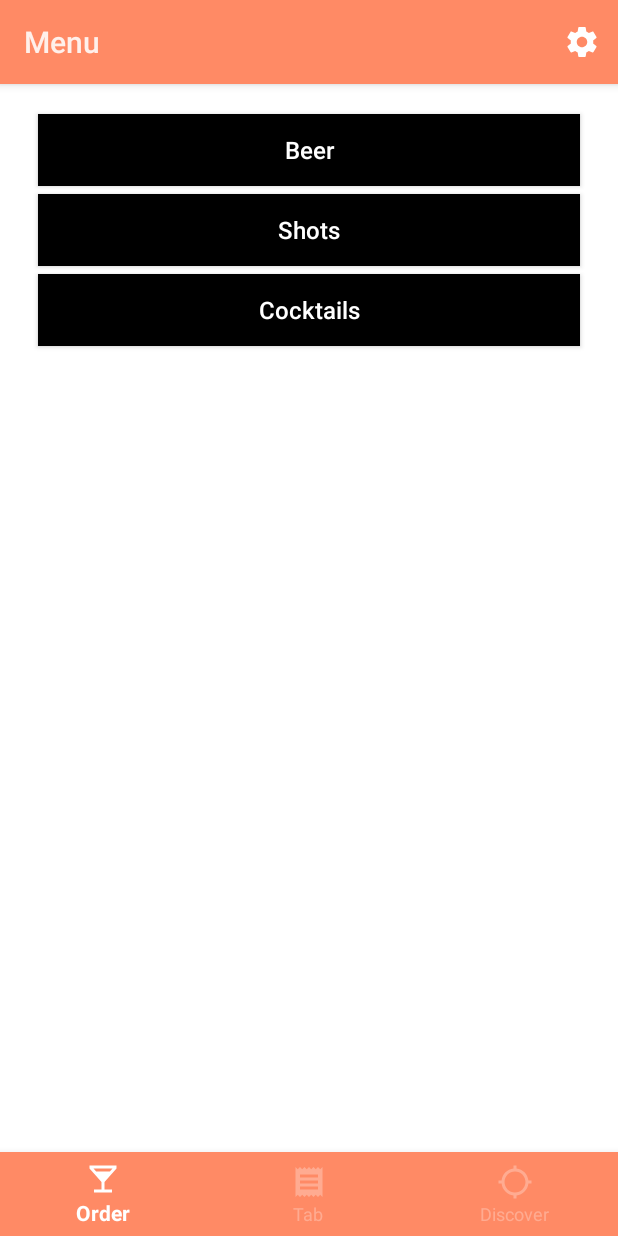
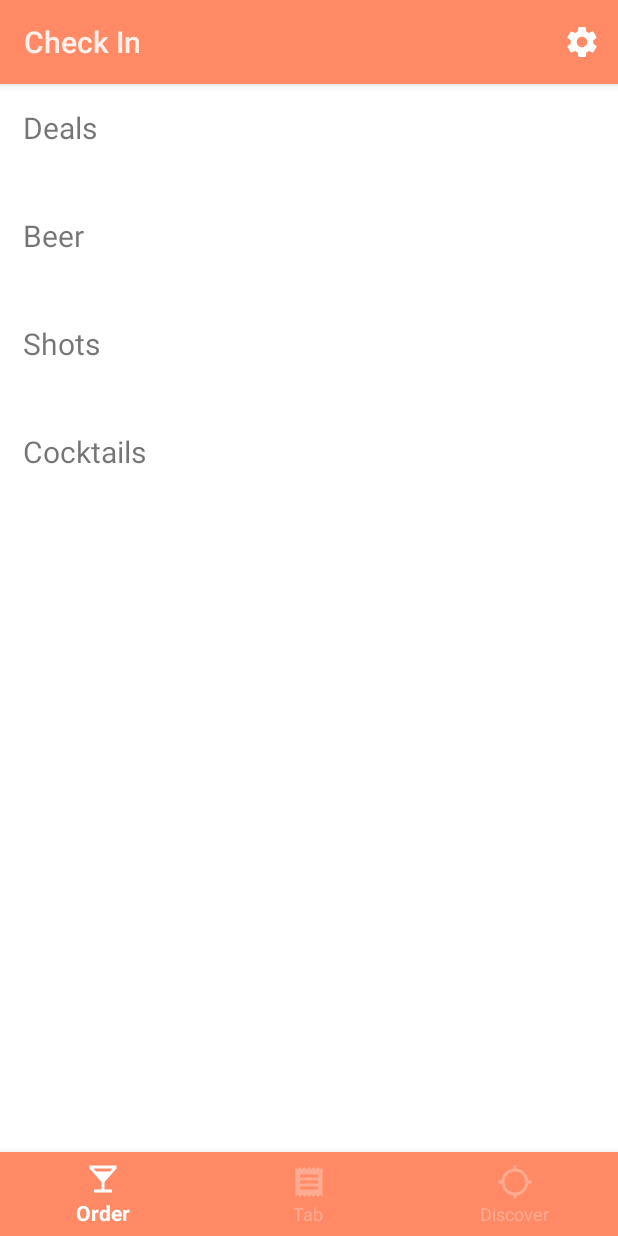
Before and after one commit to krystal00w/CS465, an Android app: the screen it shows after launch (MainActivity), after a tap on "Next", on a phone screen of 412 x 824 dp. Run offline under Robolectric (Android 15) with nearby library versions, the phone set to English and light mode, and no system bars.

Commit message:
Top level menu switched to RecyclerView, some styling updates

```diff
--- a/TBBT/app/build.gradle
+++ b/TBBT/app/build.gradle
@@ -24,6 +24,7 @@ dependencies {
     implementation 'com.android.support:design:28.0.0'
     implementation 'com.android.support.constraint:constraint-layout:1.1.3'
     implementation 'com.android.support:support-v4:28.0.0'
+    implementation 'com.android.support:recyclerview-v7:28.0.0'
     testImplementation 'junit:junit:4.12'
     androidTestImplementation 'com.android.support.test:runner:1.0.2'
     androidTestImplementation 'com.android.support.test.espresso:espresso-core:3.0.2'
--- a/TBBT/app/src/main/java/edu/illinois/cs465/tbbt/CheckInFragment.java
+++ b/TBBT/app/src/main/java/edu/illinois/cs465/tbbt/CheckInFragment.java
@@ -35,7 +35,7 @@ public class CheckInFragment extends Fragment {
                 FragmentManager fragmentManager = getFragmentManager();
                 FragmentTransaction fragmentTransaction = fragmentManager.beginTransaction();
 
-                menuFragment menuFrag = new menuFragment();
+                listMenuFragment menuFrag = new listMenuFragment();
                 fragmentTransaction.replace(R.id.main_container, menuFrag);
 
                 fragmentTransaction.addToBackStack(null);
--- a/TBBT/app/src/main/java/edu/illinois/cs465/tbbt/MainActivity.java
+++ b/TBBT/app/src/main/java/edu/illinois/cs465/tbbt/MainActivity.java
@@ -10,6 +10,9 @@ import android.view.Menu;
 import android.view.MenuInflater;
 import android.view.MenuItem;
 import android.support.v7.widget.Toolbar;
+
+import java.util.ArrayList;
+import java.util.List;
 
 import edu.illinois.cs465.tbbt.Discover.DiscoverFragment;
 
@@ -29,6 +32,7 @@ public class MainActivity extends AppCompatActivity {
     public boolean getCheckedIn() {
         return checkedIn;
     }
+
 
     public void setCheckedIn(boolean status) {
         checkedIn = status;
@@ -124,7 +128,7 @@ public class MainActivity extends AppCompatActivity {
                     if (!checkedIn)
                         fm.beginTransaction().replace(R.id.main_container, fragment_check_in).commit();
                     else
-                        fm.beginTransaction().replace(R.id.main_container, new menuFragment()).commit();
+                        fm.beginTransaction().replace(R.id.main_container, new listMenuFragment()).commit();
                     return true;
 
                 case R.id.navigation_tab:
--- /dev/null
+++ b/TBBT/app/src/main/java/edu/illinois/cs465/tbbt/listMenuFragment.java
@@ -0,0 +1,82 @@
+package edu.illinois.cs465.tbbt;
+/*
+ * Copyright (C) 2014 The Android Open Source Project
+ *
+ * Licensed under the Apache License, Version 2.0 (the "License");
+ * you may not use this file except in compliance with the License.
+ * You may obtain a copy of the License at
+ *
+ *      http://www.apache.org/licenses/LICENSE-2.0
+ *
+ * Unless required by applicable law or agreed to in writing, software
+ * distributed under the License is distributed on an "AS IS" BASIS,
+ * WITHOUT WARRANTIES OR CONDITIONS OF ANY KIND, either express or implied.
+ * See the License for the specific language governing permissions and
+ * limitations under the License.
+ */
+
+import android.os.Bundle;
+import android.support.v4.app.Fragment;
+import android.support.v7.widget.GridLayoutManager;
+import android.support.v7.widget.LinearLayoutManager;
+import android.support.v7.widget.RecyclerView;
+import android.view.LayoutInflater;
+import android.view.View;
+import android.view.ViewGroup;
+
+/**
+ * Demonstrates the use of {@link RecyclerView} with a {@link LinearLayoutManager} and a
+ * {@link GridLayoutManager}.
+ */
+public class listMenuFragment extends Fragment {
+
+    private static final int DATASET_COUNT = 4;
+
+    protected RecyclerView mRecyclerView;
+    protected menuRecyclerViewAdapter mAdapter;
+    protected RecyclerView.LayoutManager mLayoutManager;
+    protected String[] mDataset;
+
+    @Override
+    public void onCreate(Bundle savedInstanceState) {
+        super.onCreate(savedInstanceState);
+
+        // Initialize dataset, this data would usually come from a local content provider or
+        // remote server.
+        initDataset();
+    }
+
+    @Override
+    public View onCreateView(LayoutInflater inflater, ViewGroup container,
+                             Bundle savedInstanceState) {
+        View rootView = inflater.inflate(R.layout.fragment_menu_list, container, false);
+
+        mRecyclerView = (RecyclerView) rootView.findViewById(R.id.recyclerView);
+
+        // LinearLayoutManager is used here, this will layout the elements in a similar fashion
+        // to the way ListView would layout elements. The RecyclerView.LayoutManager defines how
+        // elements are laid out.
+        mLayoutManager = new LinearLayoutManager(getActivity());
+
+        mAdapter = new menuRecyclerViewAdapter(mDataset, getActivity());
+        // Set CustomAdapter as the adapter for RecyclerView.
+        mRecyclerView.setAdapter(mAdapter);
+
+        mRecyclerView.setLayoutManager(mLayoutManager);
+
+        return rootView;
+    }
+
+    /**
+     * Generates Strings for RecyclerView's adapter. This data would usually come
+     * from a local content provider or remote server.
+     */
+    private void initDataset() {
+        mDataset = new String[DATASET_COUNT];
+
+        mDataset[0] = "Deals";
+        mDataset[1] = "Beer";
+        mDataset[2] = "Shots";
+        mDataset[3] = "Cocktails";
+    }
+}
--- /dev/null
+++ b/TBBT/app/src/main/java/edu/illinois/cs465/tbbt/menuRecyclerViewAdapter.java
@@ -0,0 +1,116 @@
+package edu.illinois.cs465.tbbt;
+
+/*
+ * Copyright (C) 2014 The Android Open Source Project
+ *
+ * Licensed under the Apache License, Version 2.0 (the "License");
+ * you may not use this file except in compliance with the License.
+ * You may obtain a copy of the License at
+ *
+ *      http://www.apache.org/licenses/LICENSE-2.0
+ *
+ * Unless required by applicable law or agreed to in writing, software
+ * distributed under the License is distributed on an "AS IS" BASIS,
+ * WITHOUT WARRANTIES OR CONDITIONS OF ANY KIND, either express or implied.
+ * See the License for the specific language governing permissions and
+ * limitations under the License.
+ */
+
+import android.support.v4.app.FragmentActivity;
+import android.support.v4.app.FragmentTransaction;
+import android.support.v7.widget.RecyclerView;
+import android.util.Log;
+import android.view.LayoutInflater;
+import android.view.View;
+import android.view.ViewGroup;
+import android.widget.TextView;
+
+/**
+ * Provide views to RecyclerView with data from mDataSet.
+ */
+public class menuRecyclerViewAdapter extends RecyclerView.Adapter<menuRecyclerViewAdapter.ViewHolder> {
+    private static final String TAG = "menuRecyclerViewAdapter";
+
+    private String[] mDataSet;
+    private static FragmentActivity activity_fragment;
+
+    /**
+     * Provide a reference to the type of views that you are using (custom ViewHolder)
+     */
+    public static class ViewHolder extends RecyclerView.ViewHolder {
+        private final TextView textView;
+
+        public ViewHolder(View v) {
+
+            super(v);
+            // Define click listener for the ViewHolder's View.
+            v.setOnClickListener(new View.OnClickListener() {
+                @Override
+                public void onClick(View v) {
+                    Log.d(TAG, "Element " + getAdapterPosition() + " clicked.");
+
+                    FragmentTransaction ft = (activity_fragment).getSupportFragmentManager().beginTransaction();
+                    switch(getAdapterPosition()) {
+                        case 0:
+                            beerFragment frag_deals = new beerFragment();
+                            ft.replace(R.id.main_container, frag_deals).addToBackStack(null).commit();
+                            break;
+                        case 1:
+                            beerFragment frag_beer = new beerFragment();
+                            ft.replace(R.id.main_container, frag_beer).addToBackStack(null).commit();
+                            break;
+                        case 2:
+                            shotsFragment frag_shots = new shotsFragment();
+                            ft.replace(R.id.main_container, frag_shots).addToBackStack(null).commit();
+                            break;
+                        case 3:
+                            cocktailsFragment frag_cocktail = new cocktailsFragment();
+                            ft.replace(R.id.main_container, frag_cocktail).addToBackStack(null).commit();
+                            break;
+                    }
+                }
+            });
+            textView = (TextView) v.findViewById(R.id.textView);
+        }
+
+        public TextView getTextView() {
+            return textView;
+        }
+    }
+    // END_INCLUDE(recyclerViewSampleViewHolder)
+
+    /**
+     * Initialize the dataset of the Adapter.
+     *
+     * @param dataSet String[] containing the data to populate views to be used by RecyclerView.
+     */
+    public menuRecyclerViewAdapter(String[] dataSet, FragmentActivity fa) {
+        mDataSet = dataSet;
+        this.activity_fragment = fa;
+    }
+
+    // Create new views (invoked by the layout manager)
+    @Override
+    public ViewHolder onCreateViewHolder(ViewGroup viewGroup, int viewType) {
+        // Create a new view.
+        View v = LayoutInflater.from(viewGroup.getContext())
+                .inflate(R.layout.fragment_menu_item, viewGroup, false);
+
+        return new ViewHolder(v);
+    }
+
+    // Replace the contents of a view (invoked by the layout manager)
+    @Override
+    public void onBindViewHolder(ViewHolder viewHolder, final int position) {
+        Log.d(TAG, "Element " + position + " set.");
+
+        // Get element from your dataset at this position and replace the contents of the view
+        // with that element
+        viewHolder.getTextView().setText(mDataSet[position]);
+    }
+    // Return the size of your dataset (invoked by the layout manager)
+    @Override
+    public int getItemCount() {
+        return mDataSet.length;
+    }
+}
--- a/TBBT/app/src/main/res/layout/fragment_check_in.xml
+++ b/TBBT/app/src/main/res/layout/fragment_check_in.xml
@@ -34,13 +34,11 @@
         android:textSize="16sp"/>
 
     <Button
+        style="@style/ButtonStyleRounded"
         android:id="@+id/checked"
         android:layout_width="wrap_content"
         android:layout_height="40dp"
         android:text="Next"
-        android:background="@drawable/rounded_button"
-        android:textColor="@android:color/white"
-        android:textAllCaps="false"
         android:textSize="18dp"
         android:layout_marginTop="20dp"/>
 
--- a/TBBT/app/src/main/res/layout/fragment_menu.xml
+++ b/TBBT/app/src/main/res/layout/fragment_menu.xml
@@ -5,51 +5,38 @@
     android:layout_height="match_parent"
     tools:context=".menuFragment">
 
-    <!-- TODO: Update blank fragment layout -->
     <LinearLayout
         android:layout_width="match_parent"
         android:layout_height="match_parent"
         android:orientation="vertical">
 
         <Button
+            style="@style/ButtonStyleMenu"
+            android:id="@+id/deals_button"
+            android:layout_width="match_parent"
+            android:layout_height="wrap_content"
+            android:text="Deals"/>
+
+        <Button
+            style="@style/ButtonStyleMenu"
             android:id="@+id/beer_button"
             android:layout_width="match_parent"
             android:layout_height="wrap_content"
-            android:background="@android:color/black"
-            android:layout_marginLeft="25dp"
-            android:layout_marginRight="25dp"
-            android:layout_marginTop="20dp"
-            android:textAllCaps="false"
-            android:textColor="@android:color/white"
-            android:textSize="16sp"
-            android:paddingLeft="45dp"
-            android:paddingRight="45dp"
+            android:padding="15dp"
             android:text="Beer"/>
 
         <Button
+            style="@style/ButtonStyleMenu"
             android:id="@+id/shots_button"
             android:layout_width="match_parent"
             android:layout_height="wrap_content"
-            android:layout_marginLeft="25dp"
-            android:layout_marginRight="25dp"
-            android:layout_marginTop="5dp"
-            android:background="@android:color/black"
-            android:textAllCaps="false"
-            android:textColor="@android:color/white"
-            android:textSize="16sp"
             android:text="Shots"/>
 
         <Button
+            style="@style/ButtonStyleMenu"
             android:id="@+id/cocktails_button"
             android:layout_width="match_parent"
             android:layout_height="wrap_content"
-            android:layout_marginLeft="25dp"
-            android:layout_marginRight="25dp"
-            android:layout_marginTop="5dp"
-            android:background="@android:color/black"
-            android:textAllCaps="false"
-            android:textColor="@android:color/white"
-            android:textSize="16sp"
             android:text="Cocktails"/>
     </LinearLayout>
 
--- /dev/null
+++ b/TBBT/app/src/main/res/layout/fragment_menu_item.xml
@@ -0,0 +1,13 @@
+<?xml version="1.0" encoding="utf-8"?>
+<FrameLayout xmlns:android="http://schemas.android.com/apk/res/android"
+    android:layout_width="match_parent"
+    android:layout_height="@dimen/list_item_height"
+    android:gravity="center_vertical">
+
+    <TextView
+        android:id="@+id/textView"
+        android:layout_width="wrap_content"
+        android:layout_height="wrap_content"
+        android:textSize="20sp"
+        android:padding="15dp"/>
+</FrameLayout>
--- /dev/null
+++ b/TBBT/app/src/main/res/layout/fragment_menu_list.xml
@@ -0,0 +1,12 @@
+<?xml version="1.0" encoding="UTF-8"?>
+<LinearLayout xmlns:android="http://schemas.android.com/apk/res/android"
+    android:layout_width="match_parent"
+    android:layout_height="match_parent"
+    android:orientation="vertical">
+
+    <android.support.v7.widget.RecyclerView
+        android:id="@+id/recyclerView"
+        android:layout_width="match_parent"
+        android:layout_height="match_parent"
+        android:textSize="30sp"/>
+</LinearLayout>
--- a/TBBT/app/src/main/res/layout/fragment_pickup.xml
+++ b/TBBT/app/src/main/res/layout/fragment_pickup.xml
@@ -54,7 +54,7 @@
         android:layout_width="100dp"
         android:layout_height="45dp"
         android:textSize="19dp"
-        android:background="@drawable/rounded_button"
+        android:background="@drawable/rounded_button_dark"
         android:text="Pick Up"
         android:textColor="@android:color/white"
         android:textAllCaps="false" />
--- a/TBBT/app/src/main/res/values/strings.xml
+++ b/TBBT/app/src/main/res/values/strings.xml
@@ -20,7 +20,4 @@
     <string name="murphys_addr">604 E. Green st.</string>
     <string name="lion_hours">9pm-2am Mo-Su</string>
     <string name="lion_addr">211 E. Green st.</string>
-
-
-
 </resources>
```
Also changed, not shown: TBBT/app/src/main/java/edu/illinois/cs465/tbbt/dummy/DummyContent.java (added, +72 -0 lines), TBBT/app/src/main/res/drawable/rounded_button_light.xml (added, +9 -0 lines), TBBT/app/src/main/res/values/dimens.xml (added, +20 -0 lines), TBBT/app/src/main/res/values/styles.xml (+13 -0 lines), TBBT/app/src/main/res/drawable/rounded_button_dark.xml (renamed from TBBT/app/src/main/res/drawable/rounded_button.xml).
